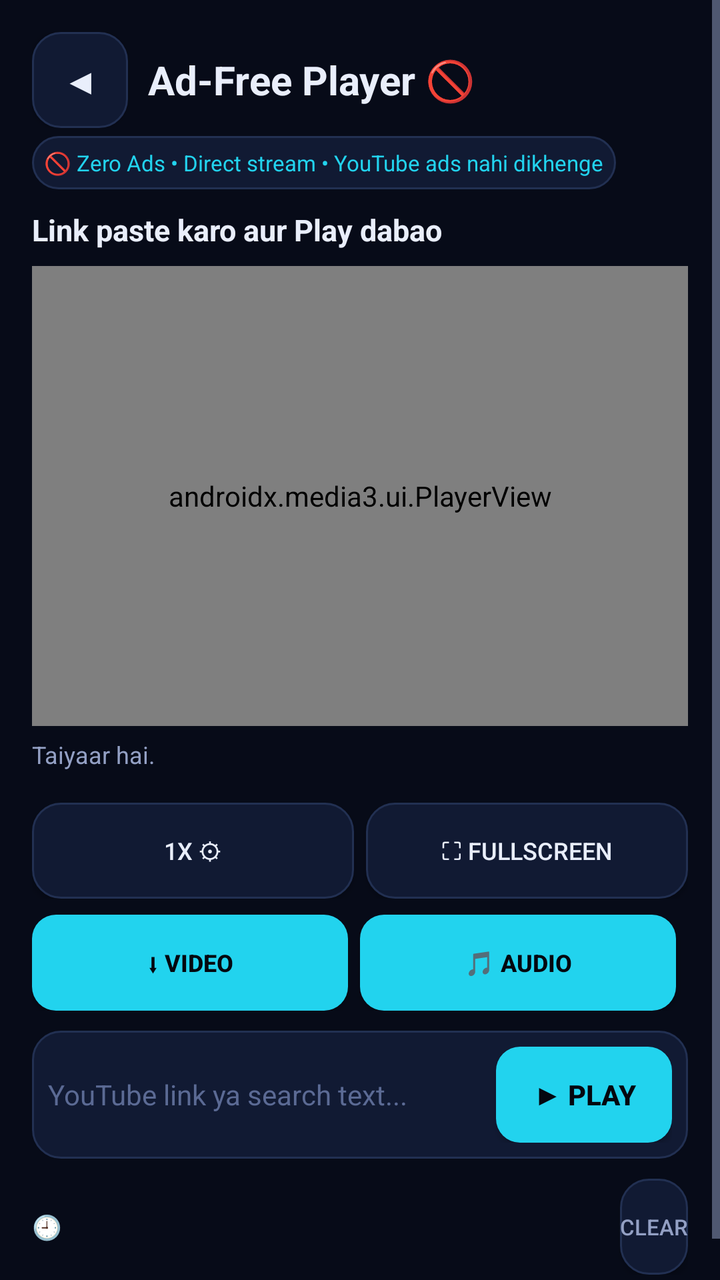
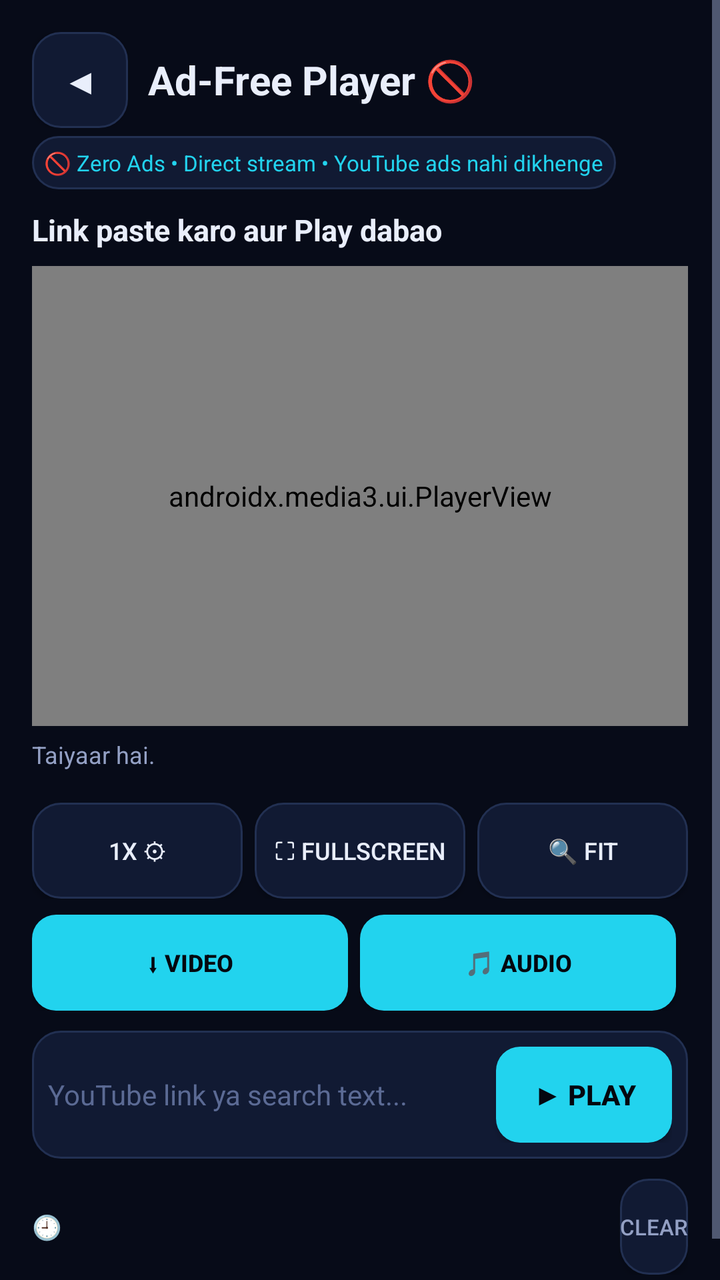

Compare the two renders of this Android layout. The source of the first and the diff that turns it into the second are given below.
<!-- AndroidManifest.xml: application theme Theme.GSK -->
<!-- res/layout/activity_player.xml -->
<?xml version="1.0" encoding="utf-8"?>
<ScrollView xmlns:android="http://schemas.android.com/apk/res/android"
    xmlns:app="http://schemas.android.com/apk/res-auto"
    android:layout_width="match_parent"
    android:layout_height="match_parent"
    android:background="@color/bg"
    android:fillViewport="true">

<LinearLayout
    android:id="@+id/playerRoot"
    android:layout_width="match_parent"
    android:layout_height="wrap_content"
    android:orientation="vertical"
    android:padding="16dp">

    <LinearLayout
        android:id="@+id/playerHeader"
        android:layout_width="match_parent"
        android:layout_height="wrap_content"
        android:gravity="center_vertical"
        android:orientation="horizontal">

        <Button
            android:id="@+id/playerBackBtn"
            android:layout_width="48dp"
            android:layout_height="48dp"
            android:background="@drawable/bg_card"
            android:minWidth="0dp"
            android:text="◀"
            android:textColor="@color/txt"
            android:textSize="18sp" />

        <TextView
            android:layout_width="wrap_content"
            android:layout_height="wrap_content"
            android:layout_marginStart="10dp"
            android:text="Ad-Free Player 🚫"
            android:textColor="@color/txt"
            android:textSize="20sp"
            android:textStyle="bold" />
    </LinearLayout>

    <TextView
        android:layout_width="wrap_content"
        android:layout_height="wrap_content"
        android:layout_marginTop="4dp"
        android:background="@drawable/bg_card"
        android:padding="6dp"
        android:text="🚫 Zero Ads • Direct stream • YouTube ads nahi dikhenge"
        android:textColor="@color/accent"
        android:textSize="11sp" />

    <TextView
        android:id="@+id/playerTitle"
        android:layout_width="match_parent"
        android:layout_height="wrap_content"
        android:layout_marginTop="10dp"
        android:ellipsize="end"
        android:maxLines="2"
        android:text="Link paste karo aur Play dabao"
        android:textColor="@color/txt"
        android:textSize="15sp"
        android:textStyle="bold" />

    <FrameLayout
        android:id="@+id/playerFrame"
        android:layout_width="match_parent"
        android:layout_height="230dp"
        android:layout_marginTop="8dp"
        android:background="#000000">

        <androidx.media3.ui.PlayerView
            android:id="@+id/playerView"
            android:layout_width="match_parent"
            android:layout_height="match_parent"
            app:show_buffering="when_playing"
            app:use_controller="true" />
    </FrameLayout>

    <TextView
        android:id="@+id/playerStatus"
        android:layout_width="match_parent"
        android:layout_height="wrap_content"
        android:layout_marginTop="6dp"
        android:text="Taiyaar hai."
        android:textColor="@color/mut"
        android:textSize="12sp" />

    
    <LinearLayout
        android:id="@+id/playerQPills"
        android:layout_width="match_parent"
        android:layout_height="wrap_content"
        android:layout_marginTop="8dp"
        android:orientation="horizontal" />

    <LinearLayout
        android:layout_width="match_parent"
        android:layout_height="wrap_content"
        android:layout_marginTop="8dp"
        android:gravity="center"
        android:orientation="horizontal">

        <Button
            android:id="@+id/playerSpeedBtn"
            android:layout_width="0dp"
            android:layout_height="wrap_content"
            android:layout_marginEnd="6dp"
            android:layout_weight="1"
            android:background="@drawable/bg_card"
            android:text="1x ⚙"
            android:textColor="@color/txt"
            android:textSize="12sp" />

        <Button
            android:id="@+id/playerFsBtn"
            android:layout_width="0dp"
            android:layout_height="wrap_content"
            android:layout_weight="1"
            android:background="@drawable/bg_card"
            android:text="⛶ Fullscreen"
            android:textColor="@color/txt"
            android:textSize="12sp" />
    </LinearLayout>

    <LinearLayout
        android:layout_width="match_parent"
        android:layout_height="wrap_content"
        android:layout_marginTop="8dp"
        android:gravity="center"
        android:orientation="horizontal">

        <Button
            android:id="@+id/playerDlVideoBtn"
            android:layout_width="0dp"
            android:layout_height="wrap_content"
            android:layout_marginEnd="6dp"
            android:layout_weight="1"
            android:background="@drawable/bg_btn"
            android:text="⬇ Video"
            android:textColor="#04070F"
            android:textSize="12sp"
            android:textStyle="bold" />

        <Button
            android:id="@+id/playerDlAudioBtn"
            android:layout_width="0dp"
            android:layout_height="wrap_content"
            android:layout_marginEnd="6dp"
            android:layout_weight="1"
            android:background="@drawable/bg_btn"
            android:text="🎵 Audio"
            android:textColor="#04070F"
            android:textSize="12sp"
            android:textStyle="bold" />

        <Button
            android:id="@+id/playerCancelDl"
            android:layout_width="wrap_content"
            android:layout_height="wrap_content"
            android:background="@drawable/bg_card"
            android:text="✕"
            android:textColor="@color/txt"
            android:visibility="gone" />
    </LinearLayout>

    <LinearLayout
        android:layout_width="match_parent"
        android:layout_height="wrap_content"
        android:layout_marginTop="10dp"
        android:background="@drawable/bg_card"
        android:gravity="center_vertical"
        android:orientation="horizontal"
        android:padding="8dp">

        <EditText
            android:id="@+id/playerUrlInput"
            android:layout_width="0dp"
            android:layout_height="wrap_content"
            android:layout_weight="1"
            android:background="@null"
            android:hint="YouTube link ya search text..."
            android:imeOptions="actionGo"
            android:inputType="text"
            android:singleLine="true"
            android:textColor="@color/txt"
            android:textColorHint="#5B6A94"
            android:textSize="14sp" />

        <Button
            android:id="@+id/playerGoBtn"
            android:layout_width="wrap_content"
            android:layout_height="wrap_content"
            android:background="@drawable/bg_btn"
            android:text="▶ Play"
            android:textColor="#04070F"
            android:textStyle="bold" />
    </LinearLayout>

    <LinearLayout
        android:layout_width="match_parent"
        android:layout_height="wrap_content"
        android:layout_marginTop="10dp"
        android:gravity="center_vertical"
        android:orientation="horizontal">

        <TextView
            android:layout_width="wrap_content"
            android:layout_height="wrap_content"
            android:text="🕘 "
            android:textColor="@color/mut"
            android:textSize="12sp" />

        <LinearLayout
            android:id="@+id/playerHistRow"
            android:layout_width="0dp"
            android:layout_height="wrap_content"
            android:layout_weight="1"
            android:orientation="horizontal" />

        <Button
            android:id="@+id/playerHistClear"
            android:layout_width="wrap_content"
            android:layout_height="wrap_content"
            android:background="@drawable/bg_card"
            android:minWidth="0dp"
            android:text="Clear"
            android:textColor="@color/mut"
            android:textSize="11sp" />
    </LinearLayout>

    <TextView
        android:id="@+id/playerSearchTitle"
        android:layout_width="match_parent"
        android:layout_height="wrap_content"
        android:layout_marginTop="12dp"
        android:text="Search results"
        android:textColor="@color/txt"
        android:textSize="13sp"
        android:textStyle="bold"
        android:visibility="gone" />

    <LinearLayout
        android:id="@+id/playerSearchList"
        android:layout_width="match_parent"
        android:layout_height="wrap_content"
        android:layout_marginTop="4dp"
        android:orientation="vertical" />

    <Button
        android:id="@+id/playerMoreBtn"
        android:layout_width="match_parent"
        android:layout_height="wrap_content"
        android:layout_marginTop="4dp"
        android:background="@drawable/bg_card"
        android:text="▼ Aur results dikhao"
        android:textColor="@color/accent"
        android:textSize="12sp"
        android:visibility="gone" />

    <TextView
        android:id="@+id/playerQueueTitle"
        android:layout_width="match_parent"
        android:layout_height="wrap_content"
        android:layout_marginTop="12dp"
        android:text="Up Next (auto-play)"
        android:textColor="@color/txt"
        android:textSize="13sp"
        android:textStyle="bold"
        android:visibility="gone" />

    <LinearLayout
        android:id="@+id/playerQueueList"
        android:layout_width="match_parent"
        android:layout_height="wrap_content"
        android:layout_marginTop="4dp"
        android:orientation="vertical" />
</LinearLayout>
</ScrollView>
<!-- resources referenced by this layout -->
<resources>
  <color name="accent">#22D3EE</color>
  <color name="bg">#070B18</color>
  <color name="mut">#93A0C4</color>
  <color name="txt">#E9EEFB</color>
  <!-- drawable bg_btn (drawable) -->
  <shape xmlns:android="http://schemas.android.com/apk/res/android"
      android:shape="rectangle">
      <solid android:color="#22D3EE" />
      <corners android:radius="12dp" />
  </shape>
  <!-- drawable bg_card (drawable) -->
  <shape xmlns:android="http://schemas.android.com/apk/res/android"
      android:shape="rectangle">
      <solid android:color="@color/card" />
      <stroke android:width="1dp" android:color="@color/line" />
      <corners android:radius="14dp" />
  </shape>
  <style name="Theme.GSK" parent="Theme.AppCompat.NoActionBar">
          <item name="android:windowBackground">@color/bg</item>
          <item name="android:textColorPrimary">@color/txt</item>
          <item name="android:textColorSecondary">@color/mut</item>
          <item name="colorAccent">@color/accent</item>
      </style>
  <color name="card">#111A33</color>
  <color name="line">#223052</color>
</resources>

<!-- the commit's change to res/layout/activity_player.xml (unified diff, before → after) -->
@@ -116,9 +116,20 @@
             android:id="@+id/playerFsBtn"
             android:layout_width="0dp"
             android:layout_height="wrap_content"
+            android:layout_marginEnd="6dp"
             android:layout_weight="1"
             android:background="@drawable/bg_card"
             android:text="⛶ Fullscreen"
+            android:textColor="@color/txt"
+            android:textSize="12sp" />
+
+        <Button
+            android:id="@+id/playerZoomBtn"
+            android:layout_width="0dp"
+            android:layout_height="wrap_content"
+            android:layout_weight="1"
+            android:background="@drawable/bg_card"
+            android:text="🔍 Fit"
             android:textColor="@color/txt"
             android:textSize="12sp" />
     </LinearLayout>
